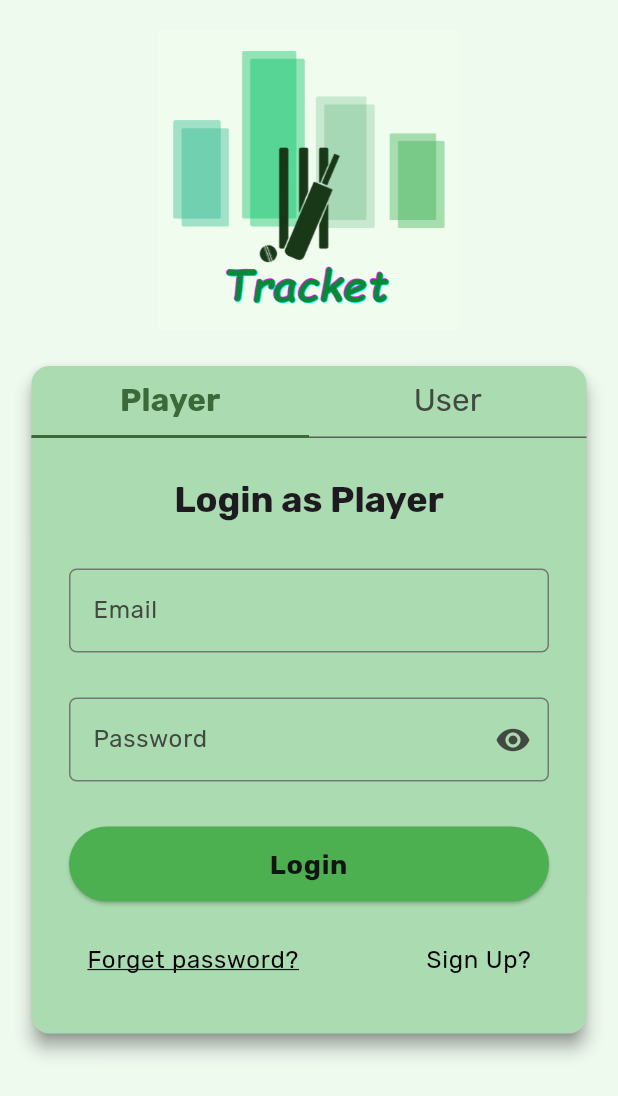
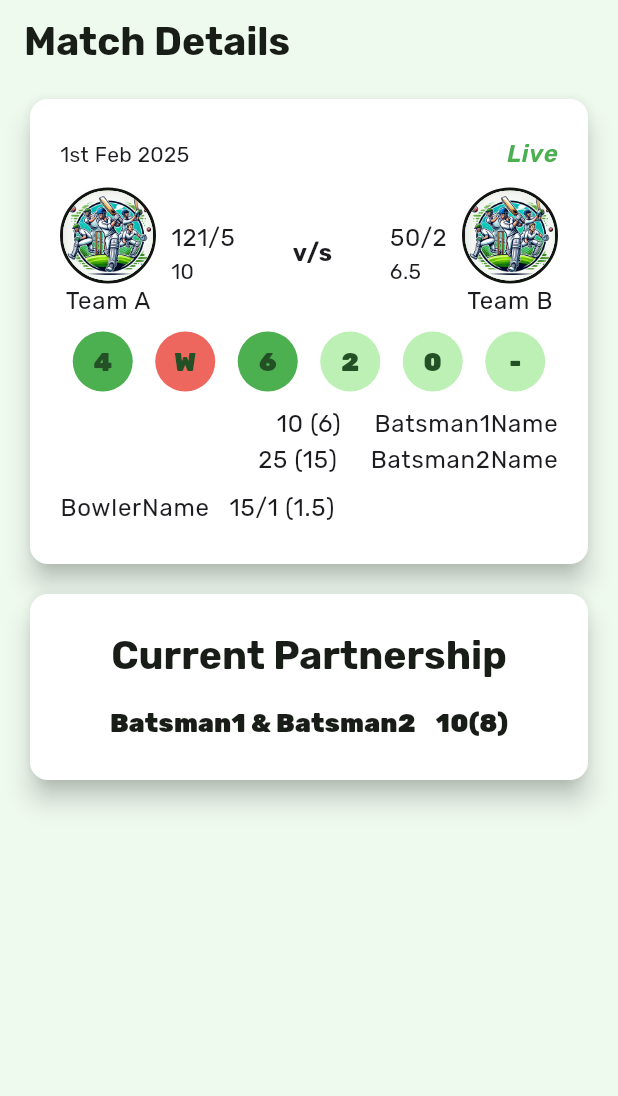
Before and after one commit to shaikhikram04/Tracket, a Flutter app: the screen it shows after launch, on a phone screen of 412 x 824 dp. Shown: the top 1096 px of the screen. Run offline on Flutter 3.47's test engine with Material 3 defaults, Android fonts, the phone set to English and light mode, and no system bars; our stand-ins replace animate_do, cached_network_image, cloud_firestore, device_preview, firebase_auth, firebase_core and 5 more; accounts and stored records are empty; generated files the repository leaves out were written again.

Commit message:
Created match scoring screen

```diff
--- a/lib/main.dart
+++ b/lib/main.dart
@@ -1,4 +1,3 @@
-import 'package:cloud_firestore/cloud_firestore.dart';
 import 'package:device_preview/device_preview.dart';
 import 'package:firebase_auth/firebase_auth.dart';
 import 'package:firebase_core/firebase_core.dart';
@@ -7,11 +6,8 @@ import 'package:flutter/material.dart';
 import 'package:flutter_dotenv/flutter_dotenv.dart';
 import 'package:flutter_riverpod/flutter_riverpod.dart';
 import 'package:google_fonts/google_fonts.dart';
-import 'package:tracket/authentication/screens/auth_screen.dart';
-import 'package:tracket/players/models/player_cricket_detail.dart';
-import 'package:tracket/screens/home.dart';
+import 'package:tracket/matches/screens/match_scoring_screen.dart';
 import 'package:tracket/utils/colors.dart';
-import 'package:tracket/utils/utility_classes/firestore_collections.dart';
 
 import 'firebase_options.dart';
 
@@ -44,9 +40,7 @@ ThemeData darkMode = ThemeData(
   ),
 );
 
-Future<void> updateFirestoreStructure() async {
-
-}
+Future<void> updateFirestoreStructure() async {}
 
 Future<void> main() async {
   WidgetsFlutterBinding.ensureInitialized();
@@ -113,11 +107,11 @@ class Tracket extends StatelessWidget {
       builder: DevicePreview.appBuilder,
       darkTheme: darkMode,
       themeMode: ThemeMode.light,
-      home: currUser == null || !currUser.emailVerified
-          ? const AuthScreen()
-          : const HomeScreen(),
+      // home: currUser == null || !currUser.emailVerified
+      //     ? const AuthScreen()
+      //     : const HomeScreen(),
 
-      // home: const AcceptChallengeScreen(),
+      home: const MatchScoringScreen(),
     );
   }
 }
--- /dev/null
+++ b/lib/matches/screens/match_scoring_screen.dart
@@ -0,0 +1,162 @@
+import 'package:flutter/material.dart';
+import 'package:tracket/utils/colors.dart';
+import 'package:tracket/utils/utility_classes/my_text_style.dart';
+import 'package:tracket/utils/utils.dart';
+import 'package:tracket/widgets/custom_widgets/my_card.dart';
+
+class MatchScoringScreen extends StatelessWidget {
+  const MatchScoringScreen({super.key});
+
+  @override
+  Widget build(BuildContext context) {
+    return Scaffold(
+      appBar: AppBar(
+        title: Text('Match Details'),
+      ),
+      body: ListView(
+        children: [
+          MyCard(
+            child: Column(
+              children: [
+                Row(
+                  mainAxisAlignment: MainAxisAlignment.spaceBetween,
+                  children: [
+                    Text('1st Feb 2025'),
+                    Text(
+                      'Live',
+                      style: MyTextStyle(context)
+                          .coloredBodyLarge(greenColor)
+                          .copyWith(
+                            fontWeight: FontWeight.w600,
+                            fontStyle: FontStyle.italic,
+                          ),
+                    ),
+                  ],
+                ),
+                SizedBox(height: 10),
+                Row(
+                  children: [
+                    Column(
+                      children: [
+                        getCircleAvatar(url: '', isTeam: true, radius: 30),
+                        Text(
+                          'Team A',
+                          style: MyTextStyle(context).bodyLarge,
+                        ),
+                      ],
+                    ),
+                    const SizedBox(width: 10),
+                    Column(
+                      crossAxisAlignment: CrossAxisAlignment.start,
+                      children: [
+                        Text(
+                          '121/5',
+                          style: MyTextStyle(context).bodyLarge,
+                        ),
+                        Text('10'),
+                      ],
+                    ),
+                    const Spacer(),
+                    Text(
+                      'v/s',
+                      style: MyTextStyle(context).boldBodyLarge,
+                    ),
+                    const Spacer(),
+                    Column(
+                      crossAxisAlignment: CrossAxisAlignment.start,
+                      children: [
+                        Text(
+                          '50/2',
+                          style: MyTextStyle(context).bodyLarge,
+                        ),
+                        Text('6.5'),
+                      ],
+                    ),
+                    const SizedBox(width: 10),
+                    Column(
+                      children: [
+                        getCircleAvatar(url: '', isTeam: true, radius: 30),
+                        Text(
+                          'Team B',
+                          style: MyTextStyle(context).bodyLarge,
+                        ),
+                      ],
+                    ),
+                  ],
+                ),
+                const SizedBox(height: 8),
+                Row(
+                  spacing: 15,
+                  mainAxisAlignment: MainAxisAlignment.center,
+                  children: [
+                    CircleAvatar(
+                      backgroundColor: greenColor,
+                      child: Text('4'),
+                    ),
+                    CircleAvatar(
+                      backgroundColor: const Color.fromARGB(255, 237, 103, 94),
+                      child: Text('W'),
+                    ),
+                    CircleAvatar(
+                      backgroundColor: greenColor,
+                      child: Text('6'),
+                    ),
+                    CircleAvatar(
+                      child: Text('2'),
+                    ),
+                    CircleAvatar(
+                      child: Text('0'),
+                    ),
+                    CircleAvatar(
+                      child: Text('-'),
+                    ),
+                  ],
+                ),
+                const SizedBox(height: 10),
+                Row(
+                  mainAxisAlignment: MainAxisAlignment.end,
+                  children: [
+                    Column(
+                      crossAxisAlignment: CrossAxisAlignment.end,
+                      children: [
+                        Text(
+                          '10 (6)     Batsman1Name',
+                          style: MyTextStyle(context).bodyLarge,
+                        ),
+                        Text(
+                          '25 (15)     Batsman2Name',
+                          style: MyTextStyle(context).bodyLarge,
+                        ),
+                      ],
+                    ),
+                  ],
+                ),
+                SizedBox(height: 8),
+                Row(
+                  children: [
+                    Text(
+                      'BowlerName   15/1 (1.5)',
+                      style: MyTextStyle(context).bodyLarge,
+                      textAlign: TextAlign.left,
+                    ),
+                  ],
+                ),
+              ],
+            ),
+          ),
+          MyCard(
+              child: Column(
+            children: [
+              getTitleText('Current Partnership', context),
+              SizedBox(height: 15),
+              Text(
+                'Batsman1 & Batsman2    10(8)',
+                style: MyTextStyle(context).titleMedium,
+              )
+            ],
+          )),
+        ],
+      ),
+    );
+  }
+}
```
